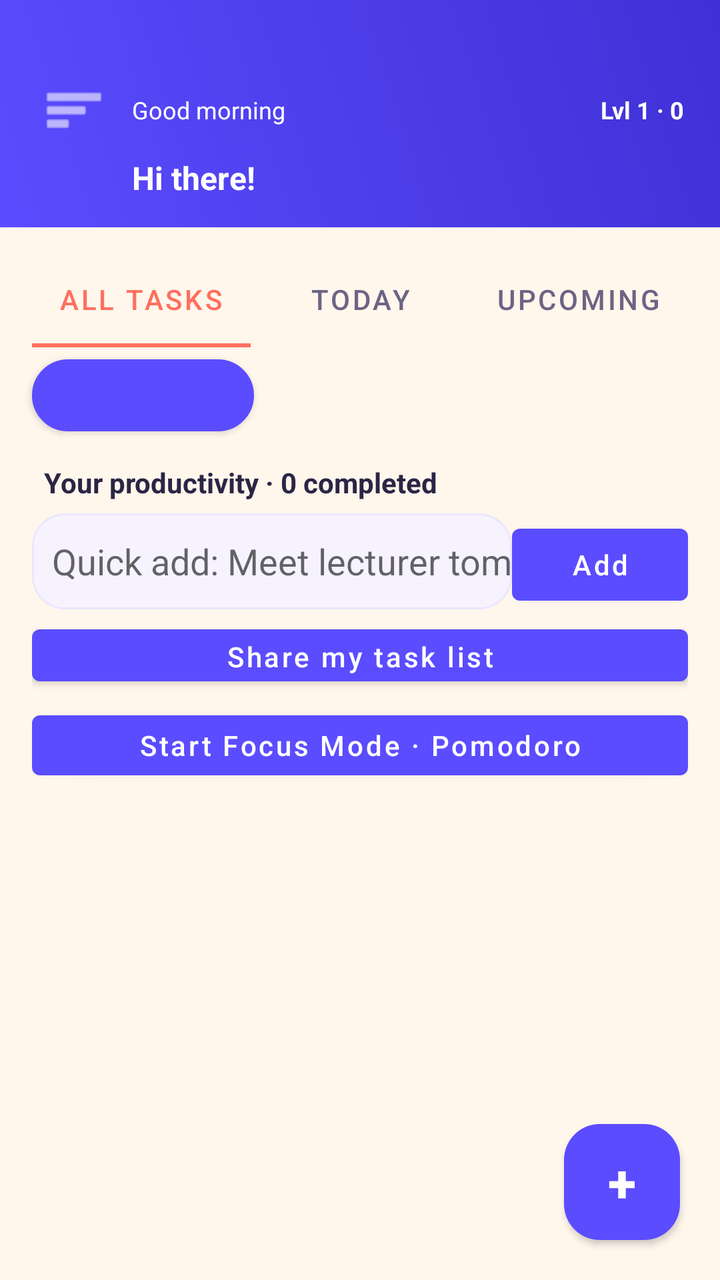
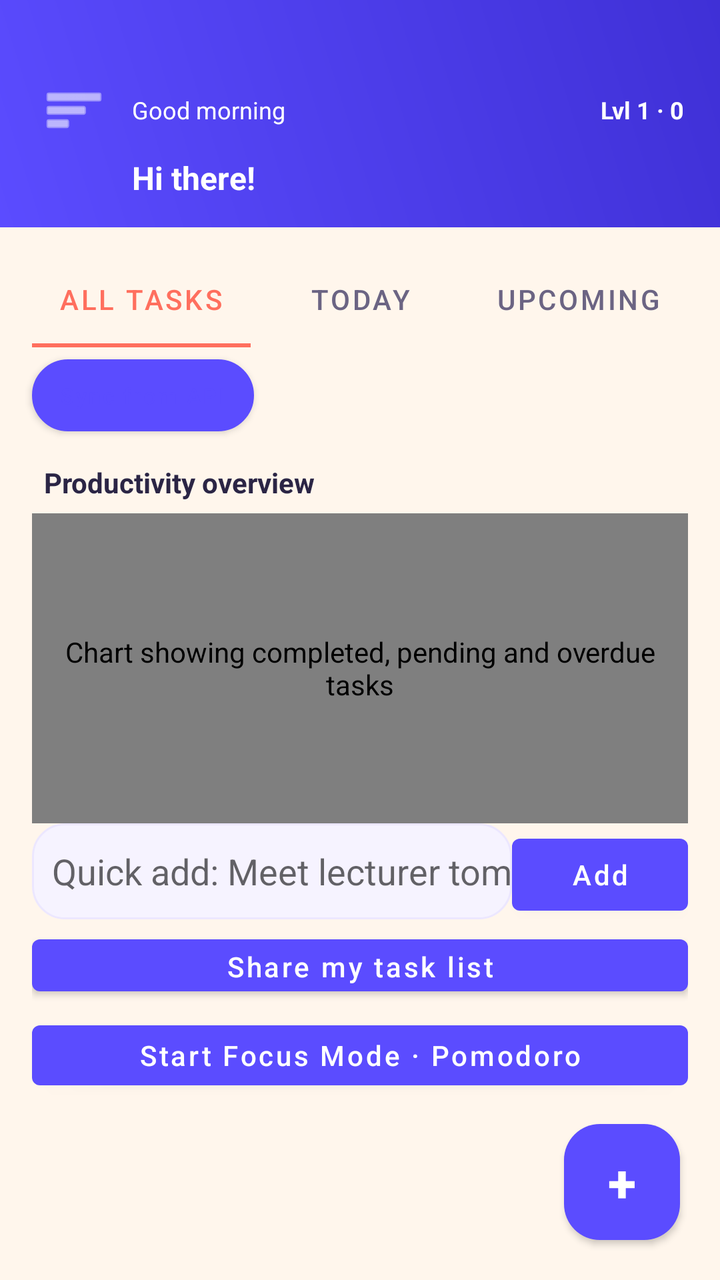

Two renders of the same Android screen: before a commit and after it. Below are the layout's source before the change and the commit's diff.
<!-- AndroidManifest.xml: application theme Theme.ListHub -->
<!-- res/layout/activity_dashboard.xml -->
<?xml version="1.0" encoding="utf-8"?>
<androidx.drawerlayout.widget.DrawerLayout
    xmlns:android="http://schemas.android.com/apk/res/android"
    xmlns:app="http://schemas.android.com/apk/res-auto"
    android:id="@+id/drawerLayout"
    android:layout_width="match_parent"
    android:layout_height="match_parent">

    
    <LinearLayout
        android:layout_width="match_parent"
        android:layout_height="match_parent"
        android:orientation="vertical"
        android:background="@color/cream">

        
        <LinearLayout
            android:layout_width="match_parent"
            android:layout_height="wrap_content"
            android:orientation="vertical"
            android:background="@drawable/bg_toolbar"
            android:paddingTop="36dp"
            android:paddingBottom="14dp"
            android:paddingStart="18dp"
            android:paddingEnd="18dp">

            <LinearLayout
                android:layout_width="match_parent"
                android:layout_height="wrap_content"
                android:orientation="horizontal"
                android:gravity="center_vertical">

                <ImageButton
                    android:id="@+id/btnMenu"
                    android:layout_width="38dp"
                    android:layout_height="38dp"
                    android:background="@android:color/transparent"
                    android:contentDescription="Menu"
                    android:src="@android:drawable/ic_menu_sort_by_size"
                    app:tint="@color/white" />

                <TextView
                    android:layout_width="0dp"
                    android:layout_height="wrap_content"
                    android:layout_weight="1"
                    android:layout_marginStart="10dp"
                    android:text="Good morning"
                    android:textColor="@color/white"
                    android:textSize="12sp" />

                <TextView
                    android:id="@+id/tvKarma"
                    android:layout_width="wrap_content"
                    android:layout_height="wrap_content"
                    android:text="Lvl 1 · 0"
                    android:textColor="@color/white"
                    android:textStyle="bold"
                    android:textSize="12sp" />

            </LinearLayout>

            <TextView
                android:id="@+id/tvGreeting"
                android:layout_width="match_parent"
                android:layout_height="wrap_content"
                android:layout_marginTop="4dp"
                android:layout_marginStart="48dp"
                android:text="Hi there!"
                android:textColor="@color/white"
                android:textSize="16sp"
                android:textStyle="bold" />

        </LinearLayout>

        
        <LinearLayout
            android:layout_width="match_parent"
            android:layout_height="wrap_content"
            android:orientation="horizontal"
            android:paddingTop="12dp"
            android:paddingBottom="6dp"
            android:paddingStart="16dp"
            android:paddingEnd="16dp"
            android:gravity="center_vertical">

            <com.google.android.material.tabs.TabLayout
                android:id="@+id/tabLayout"
                android:layout_width="0dp"
                android:layout_height="wrap_content"
                android:layout_weight="1"
                android:background="@android:color/transparent"
                app:tabIndicatorColor="@color/coral"
                app:tabSelectedTextColor="@color/coral"
                app:tabTextColor="@color/ink_soft">

                <com.google.android.material.tabs.TabItem
                    android:layout_width="wrap_content"
                    android:layout_height="wrap_content"
                    android:text="@string/tab_all" />

                <com.google.android.material.tabs.TabItem
                    android:layout_width="wrap_content"
                    android:layout_height="wrap_content"
                    android:text="@string/tab_today" />

                <com.google.android.material.tabs.TabItem
                    android:layout_width="wrap_content"
                    android:layout_height="wrap_content"
                    android:text="@string/tab_upcoming" />

            </com.google.android.material.tabs.TabLayout>

        </LinearLayout>

        <Button
            android:id="@+id/btnSync"
            android:layout_width="wrap_content"
            android:layout_height="36dp"
            android:layout_marginStart="16dp"
            android:layout_marginBottom="6dp"
            android:background="@drawable/bg_button_outline"
            android:paddingStart="14dp"
            android:paddingEnd="14dp"
            android:text="@string/sync_button"
            android:textAllCaps="false"
            android:textColor="@color/indigo"
            android:textSize="11sp" />

        <LinearLayout
            android:layout_width="match_parent" android:layout_height="wrap_content"
            android:orientation="vertical" android:paddingStart="16dp" android:paddingEnd="16dp" android:paddingTop="4dp">
            <TextView android:id="@+id/tvProductivity" android:layout_width="match_parent" android:layout_height="wrap_content"
                android:text="Your productivity · 0 completed" android:textColor="@color/ink" android:textStyle="bold" android:padding="6dp" />
            <LinearLayout android:layout_width="match_parent" android:layout_height="wrap_content" android:orientation="horizontal">
                <EditText android:id="@+id/etQuickAdd" android:layout_width="0dp" android:layout_height="48dp" android:layout_weight="1"
                    android:hint="Quick add: Meet lecturer tomorrow 2pm" android:singleLine="true" android:paddingStart="10dp" android:background="@drawable/bg_input" />
                <Button android:id="@+id/btnQuickAdd" android:layout_width="wrap_content" android:layout_height="48dp" android:text="Add" android:textAllCaps="false" />
            </LinearLayout>
            <Button android:id="@+id/btnShareList" android:layout_width="match_parent" android:layout_height="38dp" android:layout_marginTop="4dp" android:text="Share my task list" android:textAllCaps="false" />
            <Button android:id="@+id/btnFocusMode" android:layout_width="match_parent" android:layout_height="42dp" android:layout_marginTop="5dp"
                android:text="Start Focus Mode · Pomodoro" android:textAllCaps="false" />
        </LinearLayout>

        
        <FrameLayout
            android:layout_width="match_parent"
            android:layout_height="0dp"
            android:layout_weight="1">

            <androidx.recyclerview.widget.RecyclerView
                android:id="@+id/recyclerTasks"
                android:layout_width="match_parent"
                android:layout_height="match_parent"
                android:clipToPadding="false"
                android:paddingBottom="90dp"
                android:paddingStart="16dp"
                android:paddingEnd="16dp"
                android:paddingTop="8dp" />

            <TextView
                android:id="@+id/tvEmptyState"
                android:layout_width="wrap_content"
                android:layout_height="wrap_content"
                android:layout_gravity="center"
                android:text="@string/empty_state_text"
                android:textAlignment="center"
                android:textColor="@color/ink_soft"
                android:visibility="gone" />

            <Button
                android:id="@+id/fabAddTask"
                android:layout_width="58dp"
                android:layout_height="58dp"
                android:layout_gravity="bottom|end"
                android:layout_marginEnd="20dp"
                android:layout_marginBottom="20dp"
                android:background="@drawable/bg_button_coral"
                android:text="+"
                android:textColor="@color/white"
                android:textSize="26sp"
                android:textStyle="bold" />

        </FrameLayout>

    </LinearLayout>

    
    <com.google.android.material.navigation.NavigationView
        android:id="@+id/navigationView"
        android:layout_width="wrap_content"
        android:layout_height="match_parent"
        android:layout_gravity="start"
        app:menu="@menu/drawer_menu" />

</androidx.drawerlayout.widget.DrawerLayout>
<!-- resources referenced by this layout -->
<resources>
  <color name="coral">#FF6F5E</color>
  <color name="cream">#FFF6EC</color>
  <color name="indigo">#5B4CFF</color>
  <color name="ink">#2B2545</color>
  <color name="ink_soft">#6B6483</color>
  <color name="white">#FFFFFF</color>
  <!-- drawable bg_button_coral (drawable) -->
  <?xml version="1.0" encoding="utf-8"?>
  <shape xmlns:android="http://schemas.android.com/apk/res/android" android:shape="rectangle">
      <solid android:color="@color/coral" />
      <corners android:radius="18dp" />
  </shape>
  <!-- drawable bg_button_outline (drawable) -->
  <?xml version="1.0" encoding="utf-8"?>
  <shape xmlns:android="http://schemas.android.com/apk/res/android" android:shape="rectangle">
      <solid android:color="@color/white" />
      <stroke android:width="1.5dp" android:color="@color/input_border" />
      <corners android:radius="18dp" />
  </shape>
  <!-- drawable bg_input (drawable) -->
  <?xml version="1.0" encoding="utf-8"?>
  <shape xmlns:android="http://schemas.android.com/apk/res/android" android:shape="rectangle">
      <solid android:color="@color/input_bg" />
      <stroke android:width="1dp" android:color="@color/input_border" />
      <corners android:radius="16dp" />
  </shape>
  <!-- drawable bg_toolbar (drawable) -->
  <?xml version="1.0" encoding="utf-8"?>
  <shape xmlns:android="http://schemas.android.com/apk/res/android" android:shape="rectangle">
      <gradient
          android:angle="45"
          android:startColor="@color/indigo"
          android:endColor="@color/indigo_dark" />
  </shape>
  <string name="empty_state_text">No tasks yet. Tap + to add your first task.</string>
  <string name="sync_button">Sync from API</string>
  <string name="tab_all">All Tasks</string>
  <string name="tab_today">Today</string>
  <string name="tab_upcoming">Upcoming</string>
  <style name="Theme.ListHub" parent="Theme.MaterialComponents.DayNight.NoActionBar">
          <item name="colorPrimary">@color/indigo</item>
          <item name="colorPrimaryVariant">@color/indigo_dark</item>
          <item name="colorOnPrimary">@color/white</item>
          <item name="colorSecondary">@color/coral</item>
          <item name="colorSecondaryVariant">@color/coral</item>
          <item name="colorOnSecondary">@color/white</item>
          <item name="android:statusBarColor">@color/indigo</item>
          <item name="android:windowLightStatusBar" tools:targetApi="m">false</item>
      </style>
  <color name="input_border">#ECE7FF</color>
  <color name="input_bg">#F6F3FF</color>
  <color name="indigo_dark">#3F30D6</color>
</resources>

<!-- the commit's change to res/layout/activity_dashboard.xml (unified diff, before → after) -->
@@ -130,7 +130,14 @@
             android:layout_width="match_parent" android:layout_height="wrap_content"
             android:orientation="vertical" android:paddingStart="16dp" android:paddingEnd="16dp" android:paddingTop="4dp">
             <TextView android:id="@+id/tvProductivity" android:layout_width="match_parent" android:layout_height="wrap_content"
-                android:text="Your productivity · 0 completed" android:textColor="@color/ink" android:textStyle="bold" android:padding="6dp" />
+                android:text="Productivity overview" android:textColor="@color/ink" android:textStyle="bold" android:padding="6dp" />
+            <com.Group19.listhub.ProductivityChartView
+                android:id="@+id/productivityChart"
+                android:layout_width="match_parent"
+                android:layout_height="155dp"
+                android:paddingStart="6dp"
+                android:paddingEnd="6dp"
+                android:contentDescription="Chart showing completed, pending and overdue tasks" />
             <LinearLayout android:layout_width="match_parent" android:layout_height="wrap_content" android:orientation="horizontal">
                 <EditText android:id="@+id/etQuickAdd" android:layout_width="0dp" android:layout_height="48dp" android:layout_weight="1"
                     android:hint="Quick add: Meet lecturer tomorrow 2pm" android:singleLine="true" android:paddingStart="10dp" android:background="@drawable/bg_input" />
